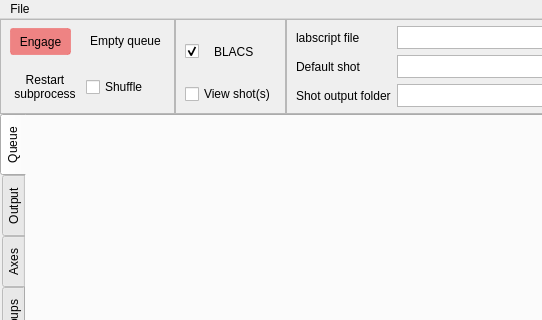
Before: the Qt Designer form runmanager/main.ui in ispielma/runmanager, drawn with Qt 5; both pictures show x 0 to 542 and y 0 to 320 of the 1000 by 650 pixel window.
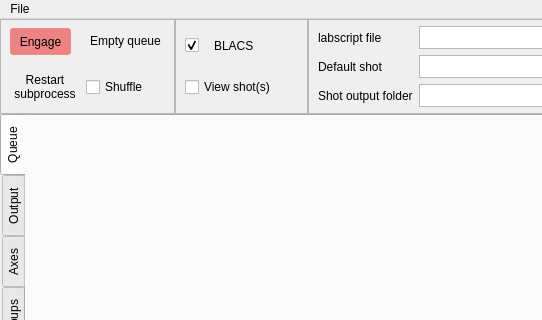
After: the same form once the commit is applied. Icons and pictures are not drawn. Custom widgets are drawn as their Qt base class.

Commit message:
Show a runviewer light beside View shot(s)
It works as the BLACS and lyse lights do: a LinkMonitor says hello to
runviewer every 2 s, and the light shows whether it answers, so it reads Not
responding whenever runviewer is not open. send_to_runviewer keeps its own
hellos, which decide whether to launch runviewer.

```diff
--- a/runmanager/main.ui
+++ b/runmanager/main.ui
@@ -330,6 +330,11 @@
           </layout>
          </item>
          <item>
+          <layout class="QHBoxLayout" name="horizontalLayout_runviewer">
+           <property name="spacing">
+            <number>4</number>
+           </property>
+           <item>
           <widget class="QCheckBox" name="checkBox_view_shots">
            <property name="toolTip">
             <string>Open the shot files in runviewer after compilation</string>
@@ -338,6 +343,38 @@
             <string>View shot(s)</string>
            </property>
           </widget>
+           </item>
+           <item>
+            <widget class="QLabel" name="runviewer_status_indicator">
+             <property name="text">
+              <string/>
+             </property>
+            </widget>
+           </item>
+           <item>
+            <widget class="QLabel" name="runviewer_status_text">
+             <property name="text">
+              <string/>
+             </property>
+             <property name="textInteractionFlags">
+              <set>Qt::TextSelectableByMouse</set>
+             </property>
+            </widget>
+           </item>
+           <item>
+            <spacer name="horizontalSpacer_runviewer">
+             <property name="orientation">
+              <enum>Qt::Horizontal</enum>
+             </property>
+             <property name="sizeHint" stdset="0">
+              <size>
+               <width>0</width>
+               <height>0</height>
+              </size>
+             </property>
+            </spacer>
+           </item>
+          </layout>
          </item>
         </layout>
        </widget>
```
Lines whose indentation alone changed are shown as unchanged. The commit also changes 1 other file.
